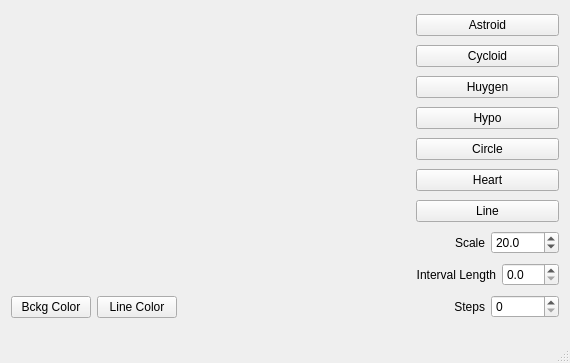
Qt form QtCurveCPP/mainwindow.ui (ggulgulia/QtPractice) before a commit.
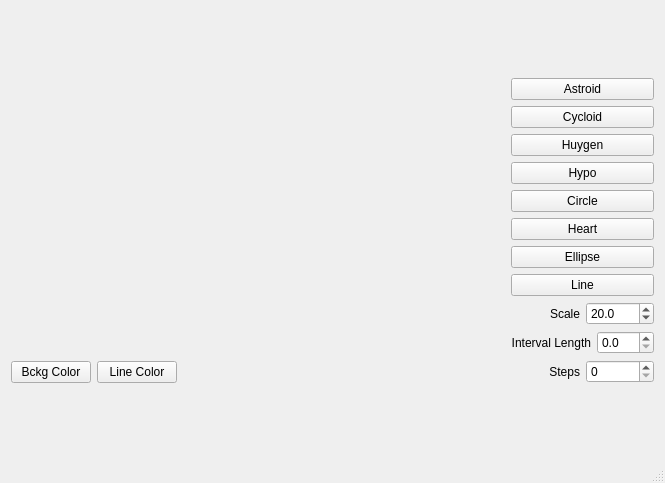
The same form after that commit. Custom widgets are drawn as their Qt base class.

Commit message: Added ellipse shape

```diff
--- a/QtCurveCPP/mainwindow.ui
+++ b/QtCurveCPP/mainwindow.ui
@@ -6,8 +6,8 @@
    <rect>
     <x>0</x>
     <y>0</y>
-    <width>570</width>
-    <height>363</height>
+    <width>665</width>
+    <height>483</height>
    </rect>
   </property>
   <property name="windowTitle">
@@ -15,11 +15,15 @@
   </property>
   <widget class="QWidget" name="centralWidget">
    <layout class="QGridLayout" name="gridLayout">
-    <item row="0" column="0" rowspan="10">
+    <item row="0" column="0">
+     <layout class="QVBoxLayout" name="verticalLayout_3">
+      <item>
      <layout class="QVBoxLayout" name="verticalLayout_2">
       <item>
        <widget class="RenderArea" name="renderarea" native="true"/>
       </item>
+       </layout>
+      </item>
       <item>
        <layout class="QHBoxLayout" name="horizontalLayout_4">
         <item>
@@ -54,55 +58,64 @@
      </layout>
     </item>
     <item row="0" column="1">
+     <layout class="QVBoxLayout" name="verticalLayout">
+      <item>
      <widget class="QPushButton" name="btnAstroid">
       <property name="text">
        <string>Astroid</string>
       </property>
      </widget>
     </item>
-    <item row="1" column="1">
+      <item>
      <widget class="QPushButton" name="btnCycloid">
       <property name="text">
        <string>Cycloid</string>
       </property>
      </widget>
     </item>
-    <item row="2" column="1">
+      <item>
      <widget class="QPushButton" name="btnHuygensCycloid">
       <property name="text">
        <string>Huygen</string>
       </property>
      </widget>
     </item>
-    <item row="3" column="1">
+      <item>
      <widget class="QPushButton" name="btnHypocycloid">
       <property name="text">
        <string>Hypo</string>
       </property>
      </widget>
     </item>
-    <item row="4" column="1">
+      <item>
      <widget class="QPushButton" name="btnCircle">
       <property name="text">
        <string>Circle</string>
       </property>
      </widget>
     </item>
-    <item row="5" column="1">
+      <item>
      <widget class="QPushButton" name="btnHeart">
       <property name="text">
        <string>Heart</string>
       </property>
      </widget>
     </item>
-    <item row="6" column="1">
+      <item>
+       <widget class="QPushButton" name="btnEllipse">
+        <property name="text">
+         <string>Ellipse</string>
+        </property>
+       </widget>
+      </item>
+      <item>
      <widget class="QPushButton" name="btnLine">
       <property name="text">
        <string>Line</string>
       </property>
      </widget>
     </item>
-    <item row="7" column="1">
+      <item>
      <layout class="QHBoxLayout" name="horizontalLayout">
       <item>
        <widget class="QLabel" name="label">
@@ -132,7 +145,7 @@
       </item>
      </layout>
     </item>
-    <item row="8" column="1">
+      <item>
      <layout class="QHBoxLayout" name="horizontalLayout_2">
       <item>
        <widget class="QLabel" name="label_2">
@@ -159,7 +172,7 @@
       </item>
      </layout>
     </item>
-    <item row="9" column="1">
+      <item>
      <layout class="QHBoxLayout" name="horizontalLayout_3">
       <item>
        <widget class="QLabel" name="label_3">
@@ -180,6 +193,8 @@
          <number>500</number>
         </property>
        </widget>
+        </item>
+       </layout>
       </item>
      </layout>
     </item>
```
Lines whose indentation alone changed are shown as unchanged. The commit also changes 5 other files.
